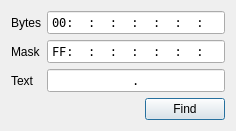
Qt form ui/dbgfinder.ui (samstyle/Xpeccy) before a commit.
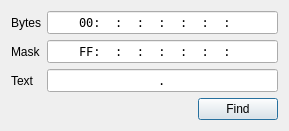
The same form after that commit. Icons and pictures are not drawn.

```diff
--- a/ui/dbgfinder.ui
+++ b/ui/dbgfinder.ui
@@ -9,8 +9,8 @@
    <rect>
     <x>0</x>
     <y>0</y>
-    <width>236</width>
-    <height>123</height>
+    <width>289</width>
+    <height>126</height>
    </rect>
   </property>
   <property name="windowTitle">
```
Left out of the diff: 3 changed lines with no effect on the pictures.
